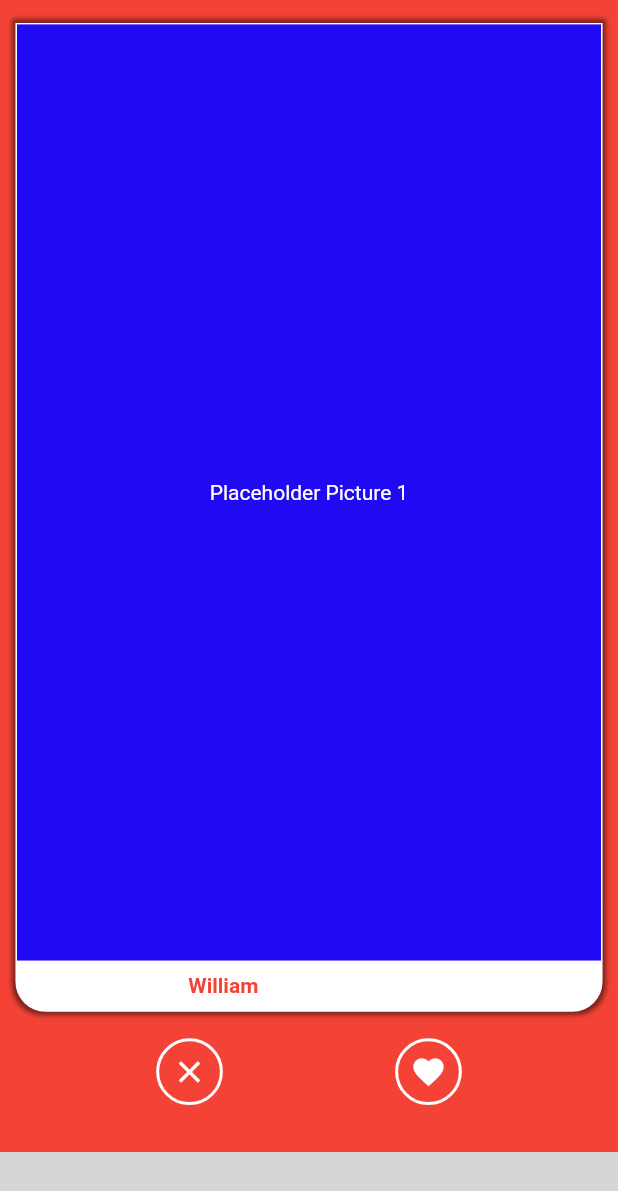
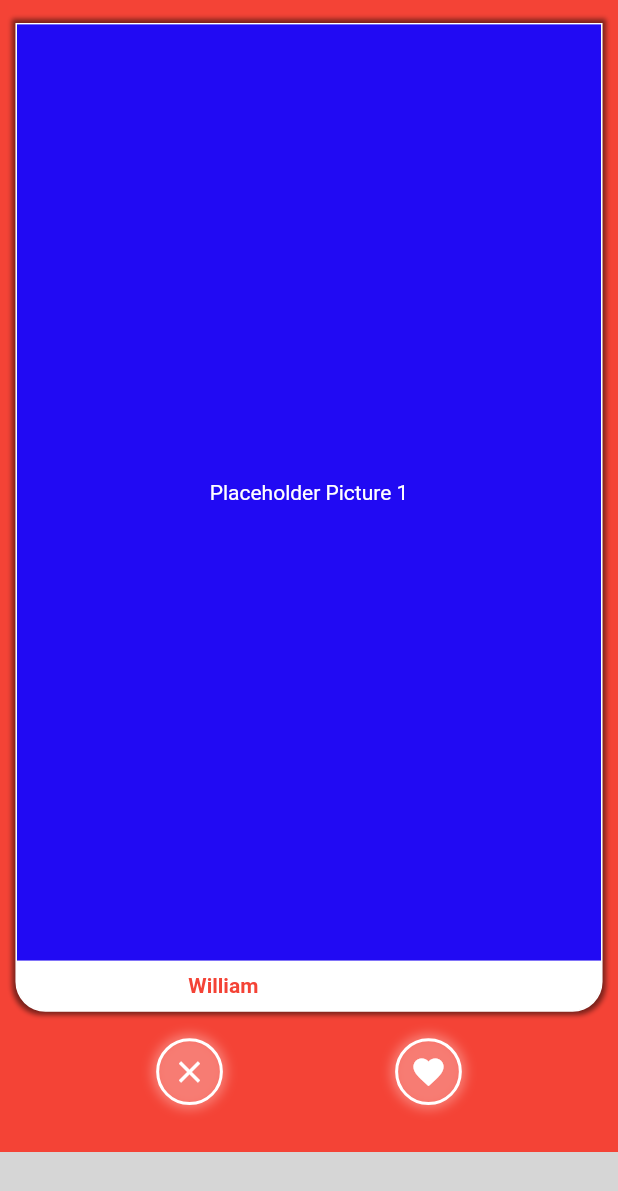
Before and after one commit to bryantwilliam/venus, a Flutter app: the screen it shows after launch, on a phone screen of 412 x 824 dp. Shown: the top 1191 px of the screen. Run offline on Flutter 3.47's test engine with Material 2 defaults, Android fonts, the phone set to English and light mode, and no system bars; drawn by our look-alikes of flutter_tindercard, like_button; missing offline and left inert: age_calculator, fluid_bottom_nav_bar, flutter_vibrate; grey boxes are pictures that could not be loaded.

Commit message:
made buttons blurred

```diff
--- a/lib/pages/swipe_page.dart
+++ b/lib/pages/swipe_page.dart
@@ -98,6 +98,13 @@ class _SwipePageState extends State<SwipePage> {
           decoration: BoxDecoration(
             borderRadius: BorderRadius.circular(100),
             border: Border.all(width: 2, color: Colors.white),
+            boxShadow: [
+              BoxShadow(
+                color: Colors.white.withOpacity(0.3),
+                blurRadius: 5,
+                spreadRadius: 3,
+              ),
+            ],
           ),
           child: FittedBox(
             child: Icon(
```
